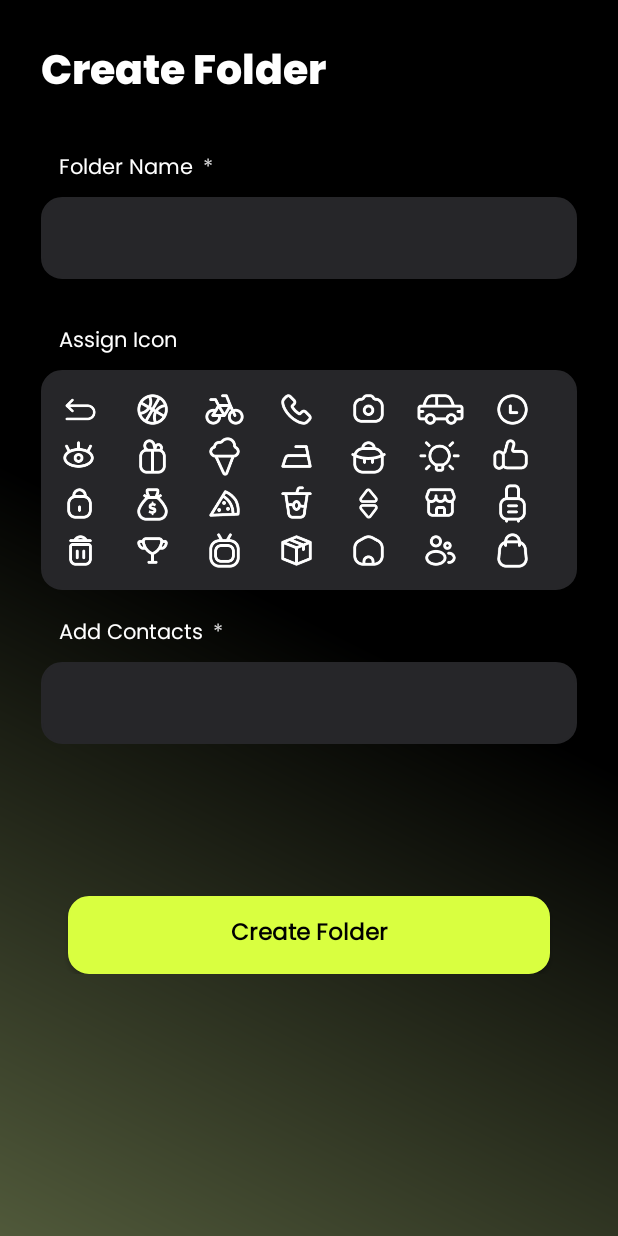
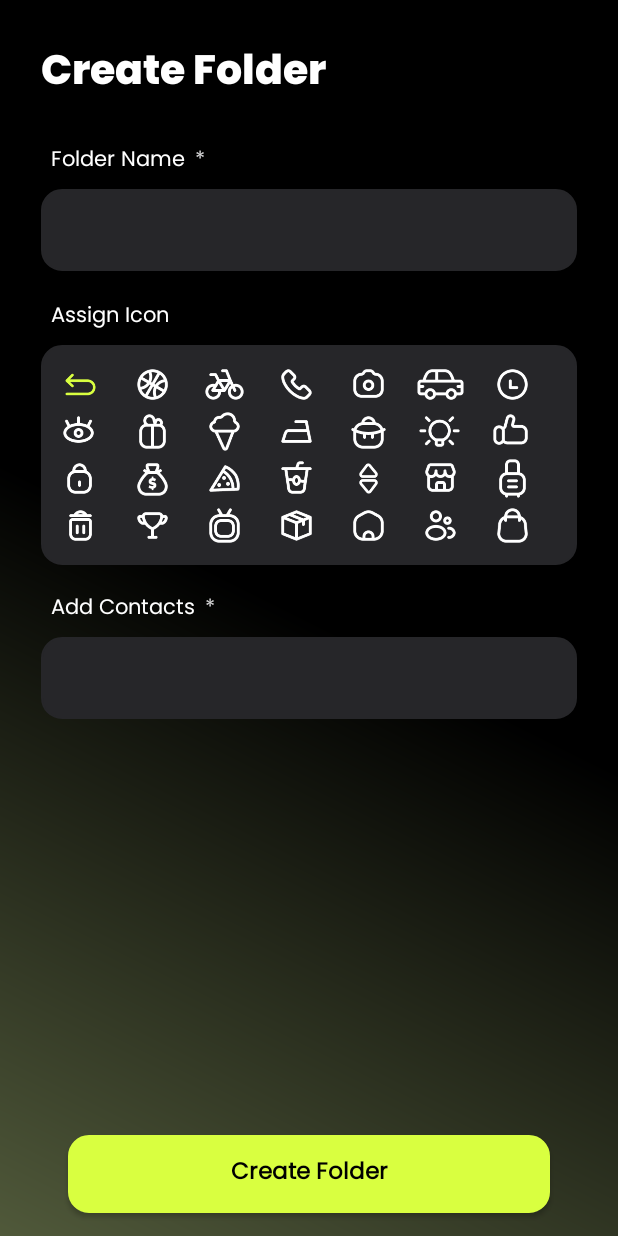
Before and after one commit to zainshah412-eng/Ersaal, an Android app: the CreateFolderActivity screen opened directly, with no data from a screen before it, after a tap on an icon or button, on a phone screen of 412 x 824 dp. Run offline under Robolectric (Android 15) with nearby library versions, the phone set to English and light mode, and no system bars; our stand-ins replace sdp/ssp sizes.

Commit message:
create folder screen completed

```diff
--- a/app/src/main/AndroidManifest.xml
+++ b/app/src/main/AndroidManifest.xml
@@ -26,6 +26,7 @@
         <activity
             android:name=".core.ui.activities.CreateFolderActivity"
             android:exported="false"
+            android:windowSoftInputMode="adjustPan|adjustResize"
             android:theme="@style/Theme.Ersaal.NoActionBar" />
         <activity
             android:name=".core.ui.activities.OtpActivity"
--- a/app/src/main/java/com/example/ersaal/core/adapters/AddContactAdapter.kt
+++ b/app/src/main/java/com/example/ersaal/core/adapters/AddContactAdapter.kt
@@ -7,11 +7,13 @@ import android.view.ViewGroup
 import androidx.annotation.RequiresApi
 import androidx.recyclerview.widget.RecyclerView
 import com.example.ersaal.core.model.assignorder.AddContacts
+import com.example.ersaal.core.model.assignorder.AssignIcon
 import com.example.ersaal.databinding.ItemListAddContactsBinding
 
 class AddContactAdapter(
     private val context: Context,
     private var dataList: ArrayList<String>,
+    private var iconClick: IconClickListener,
 ) :
     RecyclerView.Adapter<AddContactAdapter.ViewHolder>() {
     inner class ViewHolder(val binding: ItemListAddContactsBinding) :
@@ -33,17 +35,16 @@ class AddContactAdapter(
         with(viewHolder)
         {
             val itemAtPos = dataList[position]
-          //  binding.img.setImageResource(itemAtPos.profileImg)
             binding.name.text = itemAtPos
             binding.del.setOnClickListener {
-//                deleteItem(position)
+                iconClick.onIconClick(position, itemAtPos)
+
             }
         }
     }
 
-    private fun deleteItem(index: Int) {
-        dataList.removeAt(index)
-        notifyDataSetChanged()
+    interface IconClickListener {
+        fun onIconClick(position: Int, itemAtPos: String)
     }
 
 
--- a/app/src/main/java/com/example/ersaal/core/adapters/AssignIconsAdapter.kt
+++ b/app/src/main/java/com/example/ersaal/core/adapters/AssignIconsAdapter.kt
@@ -31,7 +31,9 @@ class AssignIconsAdapter(
     inner class ViewHolder(val binding: ItemListIconsBinding) :
         RecyclerView.ViewHolder(binding.root)
 
+    private var isSelected: Int = -1
     override fun onCreateViewHolder(parent: ViewGroup, viewType: Int): ViewHolder {
+
         val binding =
             ItemListIconsBinding.inflate(LayoutInflater.from(parent.context), parent, false)
 
@@ -49,31 +51,26 @@ class AssignIconsAdapter(
         {
             val itemAtPos = dataList[position]
 
-//            if (itemAtPos.isSelected) {
-//                binding.img.setColorFilter(ContextCompat.getColor(context, R.color.yellow))
-//            } else {
-//                binding.img.setColorFilter(ContextCompat.getColor(context, R.color.white))
+            if (position == isSelected) {
+                binding.img.setColorFilter(ContextCompat.getColor(context, R.color.yellow))
+            } else {
+                binding.img.setColorFilter(ContextCompat.getColor(context, R.color.white))
 
-//            }
-
-
+            }
             binding.img.setImageResource(itemAtPos.assignIcon)
             binding.img.setOnClickListener {
-//                binding.img.setColorFilter(ContextCompat.getColor(context, R.color.yellow))
                 iconClick.onIconClick(position, itemAtPos)
-//                iconClick.onIconClick(position, itemAtPos, positionOfItem)
-//                notifyDataSetChanged()
 
             }
         }
     }
-//    fun selectedPosition(currentPos:Int){
-//        isSeleecteed = currentPos
-//        notifyDataSetChanged()
-//    }
+
+    fun selectedPosition(currentPos: Int) {
+        isSelected = currentPos
+        notifyDataSetChanged()
+    }
 
     interface IconClickListener {
-        //        fun onIconClick(position: Int, itemAtPos: AssignIcon, positionOfItem: Int)
         fun onIconClick(position: Int, itemAtPos: AssignIcon)
     }
 
--- a/app/src/main/java/com/example/ersaal/core/ui/activities/CreateFolderActivity.kt
+++ b/app/src/main/java/com/example/ersaal/core/ui/activities/CreateFolderActivity.kt
@@ -25,14 +25,13 @@ import com.example.ersaal.utils.retrieveAllContacts
 
 
 class CreateFolderActivity : AppCompatActivity(), AssignIconsAdapter.IconClickListener,
+    AddContactAdapter.IconClickListener,
     View.OnClickListener {
     lateinit var binding: ActivityCreateFolderBinding
     private val REQUEST_CODE_READ_CONTACTS = 17
     private var assignIconAdapter: AssignIconsAdapter? = null
     private var addContactAdapter: AddContactAdapter? = null
     var iconsList: ArrayList<AssignIcon> = ArrayList()
-    private var selectedContact: ContactData? = null
-
     var arrContacts: ArrayList<String> = ArrayList()
     private var contactsList: ArrayList<String> = ArrayList()
     override fun onCreate(savedInstanceState: Bundle?) {
@@ -86,7 +85,7 @@ class CreateFolderActivity : AppCompatActivity(), AssignIconsAdapter.IconClickLi
 
     private fun setUpOtherContactsRV() {
         binding.rvContacts.layoutManager = GridLayoutManager(this, 2)
-        addContactAdapter = AddContactAdapter(this, contactsList)
+        addContactAdapter = AddContactAdapter(this, contactsList, this)
         binding.rvContacts.adapter = addContactAdapter
     }
 
@@ -115,7 +114,7 @@ class CreateFolderActivity : AppCompatActivity(), AssignIconsAdapter.IconClickLi
             }
 
             var contactAdapter =
-                ArrayAdapter(this, android.R.layout.simple_list_item_1, arrContacts)
+                ArrayAdapter(this, R.layout.item_list_contacts, arrContacts)
             binding.edtContacts.setAdapter(contactAdapter)
             binding.edtContacts.threshold = 2
             binding.edtContacts.onItemClickListener =
@@ -154,18 +153,12 @@ class CreateFolderActivity : AppCompatActivity(), AssignIconsAdapter.IconClickLi
     }
 
     override fun onIconClick(position: Int, itemAtPos: AssignIcon) {
-        Toast.makeText(this, position.toString(), Toast.LENGTH_SHORT).show()
+        assignIconAdapter?.selectedPosition(position)
 
     }
-
-//    @SuppressLint("NotifyDataSetChanged")
-//    override fun onIconClick(position: Int, itemAtPos: AssignIcon, positionOfItem: Int) {
-//        itemPosition = positionOfItem
-//        val icon = iconsList[positionOfItem]
-//        for (value in 0 until icon.assignIcon) {
-//            if (value.equals(itemAtPos))
-//                itemAtPos.isSelected = !itemAtPos.isSelected
-//        }
-//        assignIconAdapter!!.notifyDataSetChanged()
-//    }
+    @SuppressLint("NotifyDataSetChanged")
+    override fun onIconClick(position: Int, itemAtPos: String) {
+        contactsList.remove(itemAtPos)
+        addContactAdapter!!.notifyDataSetChanged()
+    }
 }
--- a/app/src/main/res/layout/activity_create_folder.xml
+++ b/app/src/main/res/layout/activity_create_folder.xml
@@ -1,20 +1,11 @@
 <?xml version="1.0" encoding="utf-8"?>
-<RelativeLayout xmlns:android="http://schemas.android.com/apk/res/android"
+<androidx.constraintlayout.widget.ConstraintLayout xmlns:android="http://schemas.android.com/apk/res/android"
     xmlns:app="http://schemas.android.com/apk/res-auto"
     xmlns:tools="http://schemas.android.com/tools"
     android:layout_width="match_parent"
     android:layout_height="match_parent"
     android:background="@drawable/bg_bg"
     tools:context=".core.ui.activities.CreateFolderActivity">
-
-    <ScrollView
-        android:layout_width="match_parent"
-        android:layout_height="match_parent"
-        android:scrollbars="none">
-
-        <RelativeLayout
-            android:layout_width="match_parent"
-            android:layout_height="wrap_content">
 
     <com.example.ersaal.utils.CustomTextView
         android:id="@+id/tvCreateFolder"
@@ -26,38 +17,29 @@
         android:text="@string/create_folder_"
         android:textColor="@color/white"
         android:textSize="@dimen/_21ssp"
-                app:font_name="objectiveExtraBold" />
+        app:font_name="objectiveExtraBold"
+        app:layout_constraintStart_toStartOf="parent"
+        app:layout_constraintTop_toTopOf="parent" />
 
-            <LinearLayout
-                android:id="@+id/llRoot"
-                android:layout_width="match_parent"
+    <com.example.ersaal.utils.CustomTextView
+        android:id="@+id/tvFolderName"
+        android:layout_width="wrap_content"
         android:layout_height="wrap_content"
-                android:layout_below="@id/tvCreateFolder"
-                android:layout_marginTop="@dimen/_4sdp"
-                android:layout_marginBottom="@dimen/_12sdp"
-                android:orientation="vertical">
-
-                <LinearLayout
-                    android:layout_width="match_parent"
-                    android:layout_height="wrap_content"
-                    android:orientation="horizontal">
+        android:layout_marginTop="@dimen/_18sdp"
+        android:padding="@dimen/_5sdp"
+        android:text="@string/folder_name"
+        android:textColor="@color/white"
+        app:layout_constraintStart_toStartOf="@id/tvCreateFolder"
+        app:layout_constraintTop_toBottomOf="@id/tvCreateFolder" />
 
     <com.example.ersaal.utils.CustomTextView
         android:layout_width="wrap_content"
         android:layout_height="wrap_content"
-                        android:layout_marginStart="@dimen/_25sdp"
-                        android:layout_marginTop="@dimen/_18sdp"
-                        android:padding="@dimen/_5sdp"
-                        android:text="@string/folder_name"
-                        android:textColor="@color/white" />
-
-                    <com.example.ersaal.utils.CustomTextView
-                        android:layout_width="wrap_content"
-                        android:layout_height="wrap_content"
-                        android:layout_marginTop="@dimen/_18sdp"
         android:text="@string/asterick"
-                        android:textColor="@color/red" />
-                </LinearLayout>
+        android:textColor="@color/red"
+        app:layout_constraintBottom_toBottomOf="@id/tvFolderName"
+        app:layout_constraintStart_toEndOf="@id/tvFolderName"
+        app:layout_constraintTop_toTopOf="@id/tvFolderName" />
 
     <EditText
         android:id="@+id/edtFolderName"
@@ -68,19 +50,24 @@
         android:background="@drawable/shape_rectangle_grey"
         android:includeFontPadding="false"
         android:inputType="text"
+        android:textColor="@color/white"
         android:maxLines="1"
         android:padding="@dimen/_8sdp"
         android:textCursorDrawable="@null"
-                    android:textSize="@dimen/_10sdp" />
+        android:textSize="@dimen/_10sdp"
+        app:layout_constraintStart_toStartOf="@id/tvFolderName"
+        app:layout_constraintTop_toBottomOf="@id/tvFolderName" />
 
     <com.example.ersaal.utils.CustomTextView
+        android:id="@+id/tvAssignIcon"
         android:layout_width="wrap_content"
         android:layout_height="wrap_content"
-                    android:layout_marginStart="@dimen/_25sdp"
-                    android:layout_marginTop="@dimen/_18sdp"
+        android:layout_marginTop="@dimen/_9sdp"
         android:padding="@dimen/_5sdp"
         android:text="@string/assign_icon"
-                    android:textColor="@color/white" />
+        android:textColor="@color/white"
+        app:layout_constraintStart_toStartOf="@id/tvFolderName"
+        app:layout_constraintTop_toBottomOf="@id/edtFolderName" />
 
     <androidx.recyclerview.widget.RecyclerView
         android:id="@+id/recyclerView"
@@ -89,29 +76,29 @@
         android:layout_marginStart="@dimen/_21sdp"
         android:layout_marginEnd="@dimen/_21sdp"
         android:background="@drawable/shape_rectangle_grey"
-                    android:padding="@dimen/_8sdp"/>
+        android:padding="@dimen/_8sdp"
+        app:layout_constraintStart_toStartOf="@id/tvAssignIcon"
+        app:layout_constraintTop_toBottomOf="@id/tvAssignIcon" />
 
-                <LinearLayout
-                    android:layout_width="match_parent"
+    <com.example.ersaal.utils.CustomTextView
+        android:id="@+id/tvAddContacts"
+        android:layout_width="wrap_content"
         android:layout_height="wrap_content"
-                    android:orientation="horizontal">
+        android:layout_marginTop="@dimen/_8sdp"
+        android:padding="@dimen/_5sdp"
+        android:text="@string/add_contacts"
+        android:textColor="@color/white"
+        app:layout_constraintStart_toStartOf="@id/tvAssignIcon"
+        app:layout_constraintTop_toBottomOf="@id/recyclerView" />
 
     <com.example.ersaal.utils.CustomTextView
         android:layout_width="wrap_content"
         android:layout_height="wrap_content"
-                        android:layout_marginStart="@dimen/_25sdp"
-                        android:layout_marginTop="@dimen/_8sdp"
-                        android:padding="@dimen/_5sdp"
-                        android:text="@string/add_contacts"
-                        android:textColor="@color/white" />
-
-                    <com.example.ersaal.utils.CustomTextView
-                        android:layout_width="wrap_content"
-                        android:layout_height="wrap_content"
-                        android:layout_marginTop="@dimen/_8sdp"
         android:text="@string/asterick"
-                        android:textColor="@color/red" />
-                </LinearLayout>
+        android:textColor="@color/red"
+        app:layout_constraintBottom_toBottomOf="@id/tvAddContacts"
+        app:layout_constraintStart_toEndOf="@id/tvAddContacts"
+        app:layout_constraintTop_toTopOf="@id/tvAddContacts" />
 
     <AutoCompleteTextView
         android:id="@+id/edtContacts"
@@ -131,29 +118,32 @@
         android:popupBackground="@drawable/shape_rectangle_grey"
         android:textColor="@color/white"
         android:textCursorDrawable="@null"
-                    android:textSize="@dimen/_10sdp" />
+        android:textSize="@dimen/_10sdp"
+        app:layout_constraintStart_toStartOf="@id/tvAddContacts"
+        app:layout_constraintTop_toBottomOf="@id/tvAddContacts" />
 
     <androidx.recyclerview.widget.RecyclerView
         android:id="@+id/rvContacts"
         android:layout_width="match_parent"
         android:layout_height="wrap_content"
         android:layout_marginStart="@dimen/_21sdp"
+        android:layout_marginTop="@dimen/_7sdp"
         android:layout_marginEnd="@dimen/_21sdp"
         android:layout_marginBottom="@dimen/_4sdp"
         android:background="@drawable/shape_rectangle_grey"
         android:padding="@dimen/_8sdp"
-                    android:visibility="gone"/>
-            </LinearLayout>
+        android:visibility="gone"
+        app:layout_constraintEnd_toEndOf="@id/edtContacts"
+        app:layout_constraintStart_toStartOf="@id/edtContacts"
+        app:layout_constraintTop_toBottomOf="@id/edtContacts" />
 
     <androidx.appcompat.widget.AppCompatButton
         android:id="@+id/btnContinue"
-                android:layout_width="match_parent"
+        android:layout_width="0dp"
         android:layout_height="@dimen/_40sdp"
-                android:layout_below="@+id/llRoot"
-                android:layout_alignParentBottom="true"
         android:layout_marginStart="@dimen/_35sdp"
-                android:layout_marginTop="@dimen/_45sdp"
         android:layout_marginEnd="@dimen/_35sdp"
+        android:layout_marginBottom="@dimen/_12sdp"
         android:background="@drawable/shape_rectangle_yellow_round"
         android:clickable="false"
         android:fontFamily="@font/objective_regular"
@@ -161,11 +151,9 @@
         android:textAllCaps="false"
         android:textColor="@color/black"
         android:textSize="@dimen/_12ssp"
-                android:textStyle="bold" />
+        android:textStyle="bold"
+        app:layout_constraintBottom_toBottomOf="parent"
+        app:layout_constraintEnd_toEndOf="parent"
+        app:layout_constraintStart_toStartOf="parent" />
 
-        </RelativeLayout>
-
-    </ScrollView>
-
-
-</RelativeLayout>
+</androidx.constraintlayout.widget.ConstraintLayout>
--- a/app/src/main/res/layout/item_list_contacts.xml
+++ b/app/src/main/res/layout/item_list_contacts.xml
@@ -1,27 +1,10 @@
 <?xml version="1.0" encoding="utf-8"?>
-<androidx.constraintlayout.widget.ConstraintLayout xmlns:android="http://schemas.android.com/apk/res/android"
-    android:layout_width="match_parent"
-    android:layout_height="wrap_content"
-    xmlns:app="http://schemas.android.com/apk/res-auto"
-    android:background="@color/black"
-    android:padding="@dimen/_12sdp">
-    <ImageView
-        android:id="@+id/img"
-        app:layout_constraintTop_toTopOf="parent"
-        app:layout_constraintStart_toStartOf="parent"
-        android:layout_width="@dimen/_24sdp"
-        android:layout_height="@dimen/_24sdp"
-        android:src="@drawable/profile" />
-    <com.example.ersaal.utils.CustomTextView
-        android:id="@+id/name"
-        android:layout_width="wrap_content"
-        android:layout_height="wrap_content"
-        app:layout_constraintTop_toTopOf="@id/img"
-        app:layout_constraintStart_toEndOf="@id/img"
-        android:layout_marginStart="@dimen/_5sdp"
-        app:layout_constraintBottom_toBottomOf="@id/img"
-        android:fontFamily="@font/objective_medium"
-        android:text="@string/name"
-        android:textColor="@color/white"
-        android:textSize="@dimen/_12ssp" />
-</androidx.constraintlayout.widget.ConstraintLayout>
+<TextView xmlns:android="http://schemas.android.com/apk/res/android"
+    android:id="@+id/tv"
+    android:textColor="@color/white"
+    android:padding="5sp"
+    android:layout_width="fill_parent"
+    android:background="@color/grey_200"
+    android:singleLine="true"
+    android:gravity="center"
+    android:layout_height="fill_parent"/>
```
Lines whose indentation alone changed are shown as unchanged.
